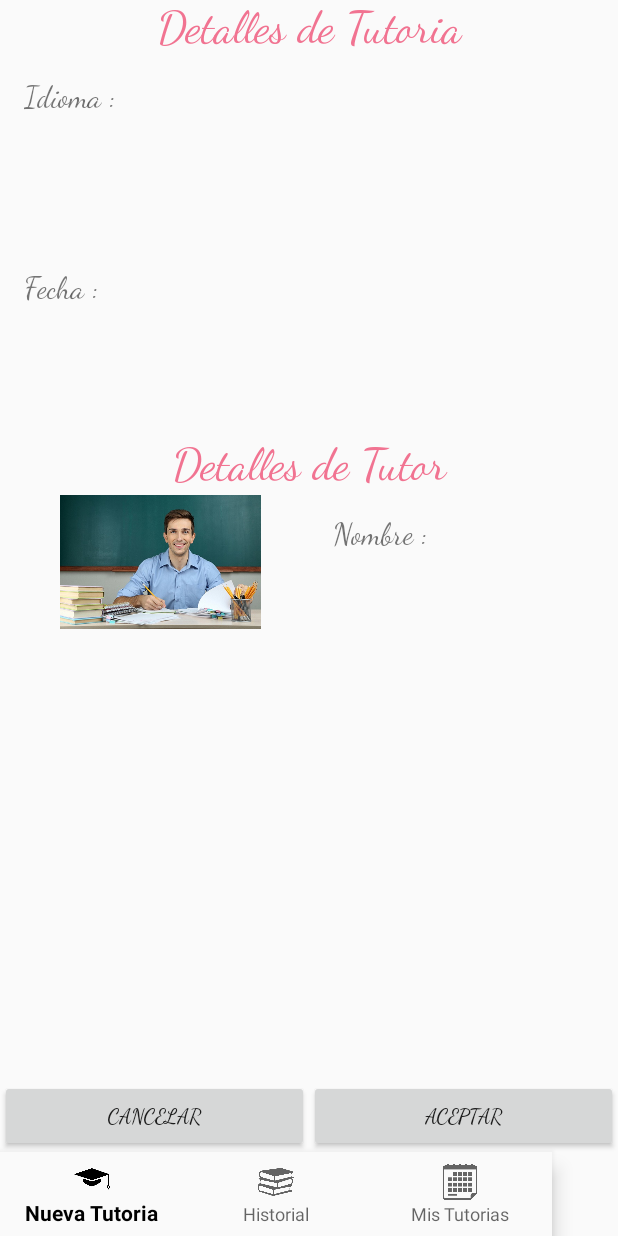
After one commit to andresvega82/COSW-2017-ForeignMobile, an Android app: the layout content_new_tutorial3.xml on its own in the app's theme, with its tools: preview values and no code run, on a phone screen of 412 x 824 dp. The commit adds this screen. Run offline under Robolectric (Android 15) with nearby library versions, the phone set to English and light mode, and no system bars.

Commit message:
Ultimos cambios

```diff
--- a/app/src/main/java/edu/eci/com/foreignmobile/ui/activity/Registrer2Activity.java
+++ b/app/src/main/java/edu/eci/com/foreignmobile/ui/activity/Registrer2Activity.java
@@ -107,7 +107,7 @@ public class Registrer2Activity extends AppCompatActivity implements FirebaseAut
             String [] parametros = params[0].split(",");
             System.out.println(Arrays.toString(parametros));
             //Url to Post
-            String url = "http://10.2.67.72:8080/app/addUser";
+            String url = "http://10.2.67.68:8080/app/addUser";
 
             HttpClient httpClient = new DefaultHttpClient();
             HttpPost httpPost = new HttpPost(url);
--- a/app/src/main/res/layout/app_bar_perfil.xml
+++ b/app/src/main/res/layout/app_bar_perfil.xml
@@ -25,6 +25,9 @@
     <include layout="@layout/content_new_tutorial2"
         android:id="@+id/content_new_tutorial2"
         android:visibility="invisible"/>
+    <include layout="@layout/content_new_tutorial3"
+        android:id="@+id/content_new_tutorial3"
+        android:visibility="invisible"/>
     <!--<android.support.design.widget.FloatingActionButton
         android:id="@+id/fab"
         android:layout_width="wrap_content"
--- /dev/null
+++ b/app/src/main/res/layout/content_new_tutorial3.xml
@@ -0,0 +1,151 @@
+<?xml version="1.0" encoding="utf-8"?>
+<LinearLayout  xmlns:android="http://schemas.android.com/apk/res/android"
+    xmlns:app="http://schemas.android.com/apk/res-auto"
+    xmlns:tools="http://schemas.android.com/tools"
+    android:layout_width="match_parent"
+    android:layout_height="match_parent"
+    app:layout_behavior="@string/appbar_scrolling_view_behavior"
+    tools:context= "edu.eci.com.foreignmobile.ui.activity.NewTutorialActivity"
+    tools:showIn="@layout/app_bar_perfil"
+    android:orientation="vertical">
+    <!-- Barra menu botones-->
+
+    <FrameLayout
+        android:id="@+id/content"
+        android:layout_width="match_parent"
+        android:layout_height="0dp"
+        android:layout_weight="1">
+
+
+        <LinearLayout
+            android:layout_width="match_parent"
+            android:layout_height="match_parent"
+            android:orientation="vertical">
+
+            <TextView
+                android:id="@+id/textView_title1"
+                android:layout_width="match_parent"
+                android:layout_height="wrap_content"
+                android:fontFamily="cursive"
+                android:text="Detalles de Tutoria"
+                android:textAlignment="center"
+                android:textColor="@color/colorAccent"
+                android:textSize="30dp" />
+
+            <TextView
+                android:id="@+id/idioma"
+                android:layout_width="match_parent"
+                android:layout_height="wrap_content"
+                android:layout_marginBottom="@dimen/activity_vertical_margin"
+                android:layout_marginLeft="@dimen/activity_horizontal_margin"
+                android:layout_marginRight="@dimen/activity_horizontal_margin"
+                android:layout_marginTop="@dimen/activity_vertical_margin"
+                android:layout_weight="1"
+                android:text="Idioma : "
+                android:fontFamily="cursive"
+                android:textSize="20dp"
+                />
+
+            <TextView
+                android:id="@+id/fecha"
+                android:layout_width="match_parent"
+                android:layout_height="wrap_content"
+                android:layout_marginBottom="@dimen/activity_vertical_margin"
+                android:layout_marginLeft="@dimen/activity_horizontal_margin"
+                android:layout_marginRight="@dimen/activity_horizontal_margin"
+                android:layout_marginTop="@dimen/activity_vertical_margin"
+                android:layout_weight="1"
+                android:text="Fecha : "
+                android:fontFamily="cursive"
+                android:textSize="20dp"
+                />
+
+            <TextView
+                android:id="@+id/textView_title2"
+                android:layout_width="match_parent"
+                android:layout_height="wrap_content"
+                android:fontFamily="cursive"
+                android:text="Detalles de Tutor"
+                android:textAlignment="center"
+                android:textColor="@color/colorAccent"
+                android:textSize="30dp" />
+
+
+            <LinearLayout
+                android:layout_width="match_parent"
+                android:layout_height="98dp"
+                android:orientation="horizontal"
+                android:layout_weight="4.14">
+
+                <ImageView
+                    android:id="@+id/imageView4"
+                    android:layout_width="match_parent"
+                    android:layout_height="89dp"
+                    android:layout_alignParentStart="true"
+                    android:layout_alignParentTop="true"
+                    android:layout_marginLeft="8dp"
+                    android:layout_marginTop="2dp"
+                    android:layout_weight="1"
+                    android:adjustViewBounds="true"
+                    android:cropToPadding="false"
+                    android:maxHeight="35dp"
+                    android:maxWidth="74dp"
+                    android:src="@drawable/profesor1" />
+
+                <TextView
+                    android:id="@+id/name_tutor"
+                    android:layout_width="match_parent"
+                    android:layout_height="wrap_content"
+                    android:layout_marginBottom="@dimen/activity_vertical_margin"
+                    android:layout_marginLeft="@dimen/activity_horizontal_margin"
+                    android:layout_marginRight="@dimen/activity_horizontal_margin"
+                    android:layout_marginTop="@dimen/activity_vertical_margin"
+                    android:layout_weight="1"
+                    android:fontFamily="cursive"
+                    android:text="Nombre : "
+                    android:textSize="20dp" />
+
+            </LinearLayout>
+
+            <LinearLayout
+                android:layout_width="match_parent"
+                android:layout_height="wrap_content"
+                android:orientation="horizontal">
+
+                <Button
+                    android:id="@+id/button_cancelar_tutoria"
+                    android:layout_width="wrap_content"
+                    android:layout_height="wrap_content"
+                    android:layout_weight="1"
+                    android:fontFamily="cursive"
+                    android:text="Cancelar"
+                    android:onClick="cancelarTutoria"/>
+
+                <Button
+                    android:id="@+id/button_aceptar_tutoria"
+                    android:layout_width="wrap_content"
+                    android:layout_height="wrap_content"
+                    android:layout_weight="1"
+                    android:fontFamily="cursive"
+                    android:onClick="singUp"
+                    android:text="Aceptar" />
+            </LinearLayout>
+
+        </LinearLayout>
+
+
+    </FrameLayout>
+
+    <android.support.design.widget.BottomNavigationView
+        android:id="@+id/navigation"
+        android:layout_width="368dp"
+        android:layout_height="wrap_content"
+        android:layout_gravity="bottom"
+        android:background="?android:attr/windowBackground"
+        app:menu="@menu/navegation"
+        tools:layout_editor_absoluteY="33dp"
+        tools:layout_editor_absoluteX="8dp" >
+
+    </android.support.design.widget.BottomNavigationView>
+
+</LinearLayout>
--- a/app/src/main/res/layout/item_tutor.xml
+++ b/app/src/main/res/layout/item_tutor.xml
@@ -34,6 +34,7 @@
                 android:maxHeight="35dp"
                 android:maxWidth="74dp"
                 android:src="@drawable/profesor1" />
+
         </LinearLayout>
 
         <LinearLayout
```
Also changed, not shown: app/src/main/java/edu/eci/com/foreignmobile/ui/activity/NewTutorialActivity.java (+41 -4 lines), app/src/main/res/layout/activity_registrer2.xml (+34 -34 lines).
